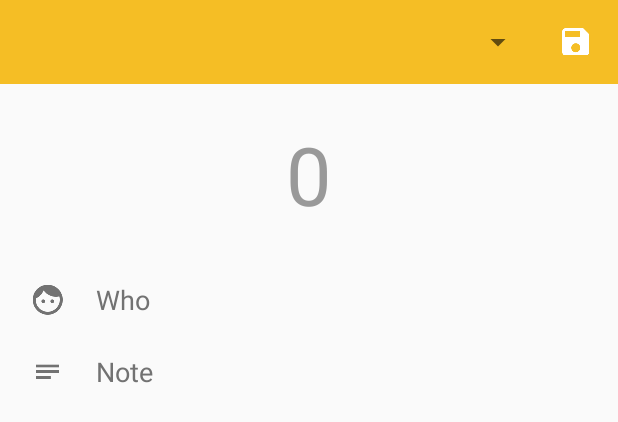
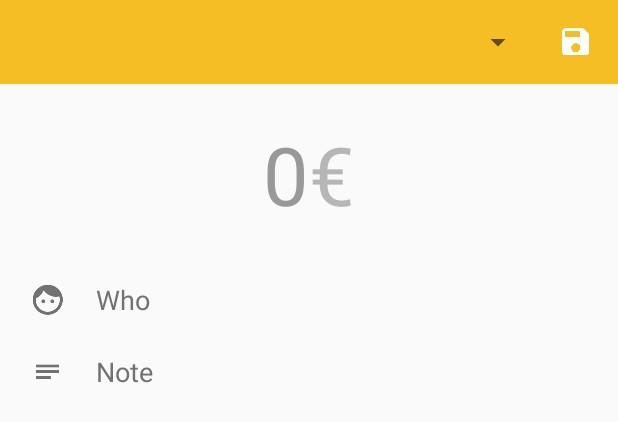
Before and after one commit to tommasoberlose/wallet, an Android app: the layout dialog_add_element.xml on its own in the app's theme, with its tools: preview values and no code run, on a phone screen of 412 x 824 dp. Shown: the top 422 px of the screen. Run offline under Robolectric (Android 15) with nearby library versions, the phone set to English and light mode, and no system bars.

Commit message:
Sistemato il problema del currency che non compariva in add element

```diff
--- a/Wallet/app/build.gradle
+++ b/Wallet/app/build.gradle
@@ -8,7 +8,7 @@ android {
         applicationId "com.nego.money"
         minSdkVersion 15
         targetSdkVersion 23
-        versionCode 24
+        versionCode 25
         versionName "1.1"
     }
     buildTypes {
--- a/Wallet/app/src/main/res/layout/dialog_add_element.xml
+++ b/Wallet/app/src/main/res/layout/dialog_add_element.xml
@@ -68,9 +68,10 @@
                 <TextView
                     android:layout_width="wrap_content"
                     android:layout_height="wrap_content"
-                    android:textColor="@color/back_select"
+                    android:textColor="@color/divider"
                     android:id="@+id/currency"
-                    android:textSize="54sp"/>
+                    android:textSize="54sp"
+                    android:text="€"/>
 
             </LinearLayout>
 
```
Also changed, not shown: 1 other file.
